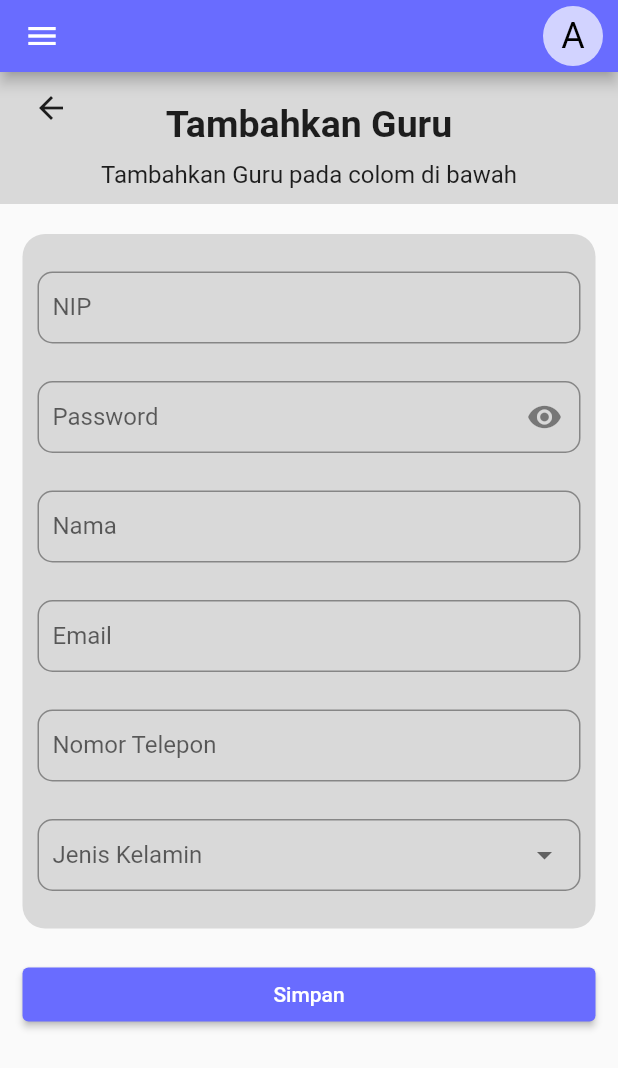
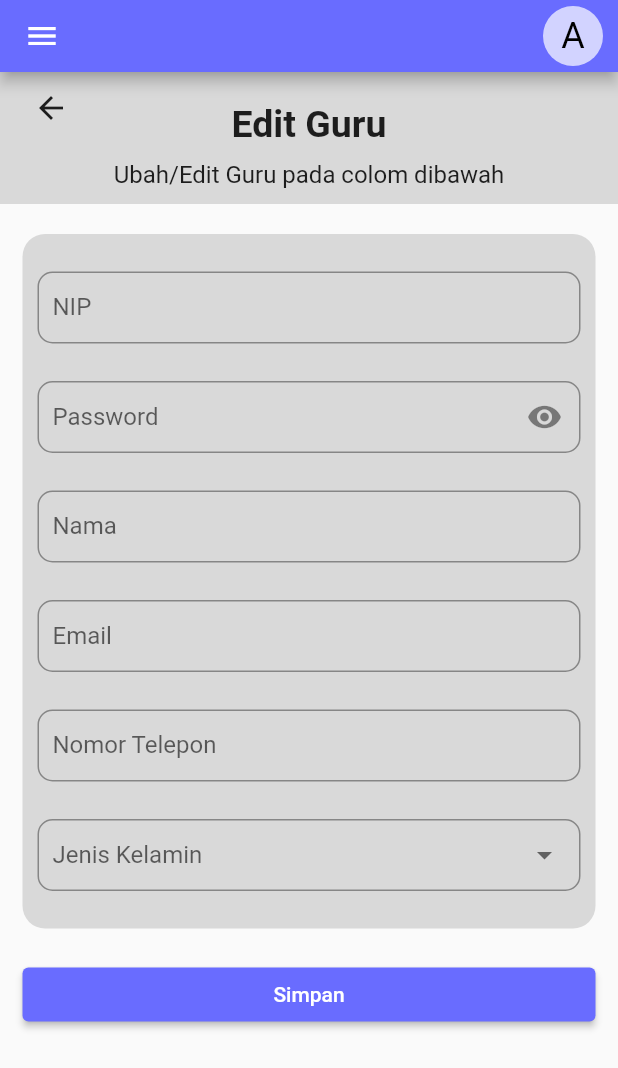
Before and after one commit to AhmadIkbalDjaya/student_attendance_mobile, a Flutter app: the screen it shows after launch, on a phone screen of 412 x 824 dp. Shown: the top 1068 px of the screen. Run offline on Flutter 3.47's test engine with Material 2 defaults, Android fonts, the phone set to English and light mode, and no system bars.

Commit message:
feat: detail, edit teacher ui

```diff
--- a/lib/main.dart
+++ b/lib/main.dart
@@ -1,5 +1,5 @@
 import 'package:flutter/material.dart';
-import 'package:student_attendance/pages/admin/teacher/CreateTeacher.dart';
+import 'package:student_attendance/pages/admin/teacher/EditTeacher.dart';
 
 void main() => runApp(const MyApp());
 
@@ -10,7 +10,7 @@ class MyApp extends StatelessWidget {
   Widget build(BuildContext context) {
     return const MaterialApp(
       debugShowCheckedModeBanner: false,
-      home: CreateTeacherPage(),
+      home: EditTeacherPage(),
     );
   }
 }
--- /dev/null
+++ b/lib/pages/admin/teacher/EditTeacher.dart
@@ -0,0 +1,191 @@
+import 'package:flutter/material.dart';
+import 'package:student_attendance/components/MyAppBar.dart';
+import 'package:student_attendance/components/MyDrawer.dart';
+
+class EditTeacherPage extends StatelessWidget {
+  const EditTeacherPage({super.key});
+
+  @override
+  Widget build(BuildContext context) {
+    return Scaffold(
+      appBar: const MyAppBar(),
+      drawer: const MyDrawer(),
+      body: Column(
+        children: [
+          Container(
+            decoration: const BoxDecoration(
+              color: Color(0xFFD9D9D9),
+            ),
+            padding:
+                const EdgeInsets.only(top: 0, bottom: 10, right: 10, left: 10),
+            width: double.infinity,
+            child: Stack(
+              alignment: Alignment.center,
+              children: [
+                const Padding(
+                  padding: EdgeInsets.only(top: 20),
+                  child: Column(
+                    children: [
+                      Text(
+                        "Edit Guru",
+                        style: TextStyle(
+                          fontSize: 25,
+                          fontWeight: FontWeight.bold,
+                        ),
+                      ),
+                      SizedBox(height: 10),
+                      Text(
+                        "Ubah/Edit Guru pada colom dibawah",
+                        style: TextStyle(fontSize: 16),
+                      ),
+                    ],
+                  ),
+                ),
+                Positioned(
+                  top: 0,
+                  left: 0,
+                  child: IconButton(
+                    onPressed: () {},
+                    icon: const Icon(Icons.arrow_back),
+                  ),
+                ),
+              ],
+            ),
+          ),
+          Expanded(
+            child: ListView(
+              children: [
+                Container(
+                  margin: const EdgeInsets.symmetric(
+                    vertical: 20,
+                    horizontal: 15,
+                  ),
+                  padding: const EdgeInsets.symmetric(
+                    vertical: 25,
+                    horizontal: 10,
+                  ),
+                  decoration: const BoxDecoration(
+                    borderRadius: BorderRadius.all(
+                      Radius.circular(15),
+                    ),
+                    color: Color(0xFFD9D9D9),
+                  ),
+                  child: Column(
+                    children: [
+                      TextField(
+                        decoration: InputDecoration(
+                          label: const Text("NIP"),
+                          border: OutlineInputBorder(
+                            borderRadius: BorderRadius.circular(10),
+                          ),
+                          contentPadding: const EdgeInsets.symmetric(
+                            horizontal: 10,
+                            vertical: 0,
+                          ),
+                        ),
+                        textInputAction: TextInputAction.next,
+                      ),
+                      const SizedBox(height: 25),
+                      TextField(
+                        decoration: InputDecoration(
+                          label: const Text("Password"),
+                          border: OutlineInputBorder(
+                            borderRadius: BorderRadius.circular(10),
+                          ),
+                          contentPadding: const EdgeInsets.symmetric(
+                            horizontal: 10,
+                            vertical: 0,
+                          ),
+                          suffixIcon: const Icon(Icons.remove_red_eye),
+                        ),
+                        textInputAction: TextInputAction.next,
+                        obscureText: true,
+                      ),
+                      const SizedBox(height: 25),
+                      TextField(
+                        decoration: InputDecoration(
+                          label: const Text("Nama"),
+                          border: OutlineInputBorder(
+                            borderRadius: BorderRadius.circular(10),
+                          ),
+                          contentPadding: const EdgeInsets.symmetric(
+                            horizontal: 10,
+                            vertical: 0,
+                          ),
+                        ),
+                        textInputAction: TextInputAction.next,
+                      ),
+                      const SizedBox(height: 25),
+                      TextField(
+                        decoration: InputDecoration(
+                          label: const Text("Email"),
+                          border: OutlineInputBorder(
+                            borderRadius: BorderRadius.circular(10),
+                          ),
+                          contentPadding: const EdgeInsets.symmetric(
+                            horizontal: 10,
+                            vertical: 0,
+                          ),
+                        ),
+                        textInputAction: TextInputAction.next,
+                        keyboardType: TextInputType.emailAddress,
+                      ),
+                      const SizedBox(height: 25),
+                      TextField(
+                        decoration: InputDecoration(
+                          label: const Text("Nomor Telepon"),
+                          border: OutlineInputBorder(
+                            borderRadius: BorderRadius.circular(10),
+                          ),
+                          contentPadding: const EdgeInsets.symmetric(
+                            horizontal: 10,
+                            vertical: 0,
+                          ),
+                        ),
+                        textInputAction: TextInputAction.next,
+                        keyboardType: TextInputType.number,
+                      ),
+                      const SizedBox(height: 25),
+                      DropdownButtonFormField(
+                        hint: const Text("Jenis Kelamin"),
+                        items: const [
+                          DropdownMenuItem(
+                            value: "Male",
+                            child: Text("Laki-Laki"),
+                          ),
+                          DropdownMenuItem(
+                            value: "Female",
+                            child: Text("Perempuan"),
+                          ),
+                        ],
+                        onChanged: (value) {},
+                        decoration: InputDecoration(
+                          border: OutlineInputBorder(
+                            borderRadius: BorderRadius.circular(10),
+                          ),
+                          contentPadding: const EdgeInsets.symmetric(
+                            horizontal: 10,
+                          ),
+                        ),
+                      )
+                    ],
+                  ),
+                ),
+                Padding(
+                  padding: const EdgeInsets.symmetric(horizontal: 15),
+                  child: ElevatedButton(
+                    onPressed: () {},
+                    style: ElevatedButton.styleFrom(
+                      backgroundColor: const Color(0xFF696CFF),
+                    ),
+                    child: const Text("Simpan"),
+                  ),
+                ),
+              ],
+            ),
+          ),
+        ],
+      ),
+    );
+  }
+}
```
Also changed, not shown: lib/pages/admin/teacher/DetailTeacher.dart (added, +209 -0 lines).
